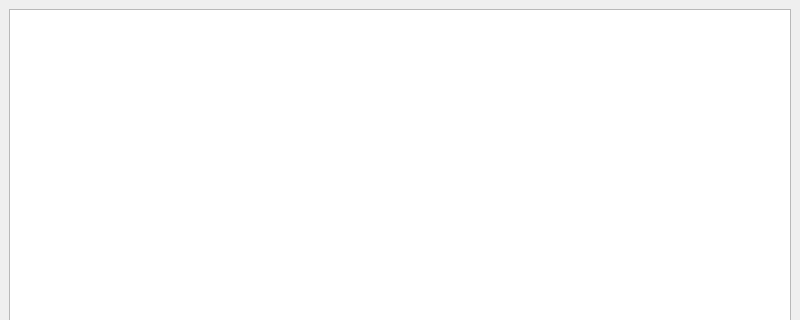
Old version of the form colourvisualisation.ui in the repository MorganGrundy/MosaicMagnifique; both pictures show x 0 to 800 and y 0 to 320 of the 800 by 600 pixel window.
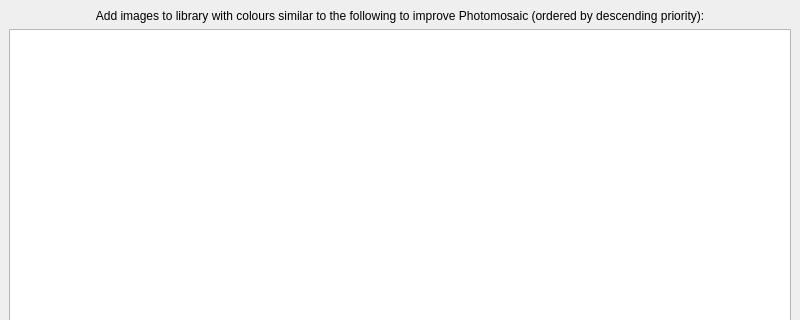
New version of the form.

Commit message:
Added explanation to ColourVisualisation and compare colours button.
Compare colours button now checks that a library and main image is
loaded.

Colour list items now use a null QString, not just empty.

Diff of the .ui file:
```diff
--- a/colourvisualisation.ui
+++ b/colourvisualisation.ui
@@ -15,11 +15,36 @@
   </property>
   <widget class="QWidget" name="centralwidget">
    <layout class="QVBoxLayout" name="verticalLayout">
+    <item>
+     <widget class="QLabel" name="label">
+      <property name="text">
+       <string>Add images to library with colours similar to the following to improve Photomosaic (ordered by descending priority):</string>
+      </property>
+      <property name="alignment">
+       <set>Qt::AlignCenter</set>
+      </property>
+     </widget>
+    </item>
     <item>
      <widget class="QListWidget" name="listWidget">
       <property name="horizontalScrollBarPolicy">
        <enum>Qt::ScrollBarAlwaysOff</enum>
       </property>
+      <property name="editTriggers">
+       <set>QAbstractItemView::NoEditTriggers</set>
+      </property>
+      <property name="showDropIndicator" stdset="0">
+       <bool>false</bool>
+      </property>
+      <property name="dragDropMode">
+       <enum>QAbstractItemView::NoDragDrop</enum>
+      </property>
+      <property name="defaultDropAction">
+       <enum>Qt::IgnoreAction</enum>
+      </property>
+      <property name="alternatingRowColors">
+       <bool>false</bool>
+      </property>
       <property name="horizontalScrollMode">
        <enum>QAbstractItemView::ScrollPerItem</enum>
       </property>
```
Left out of the diff: 6 changed lines with no effect on the pictures. The commit also changes 3 other files.
